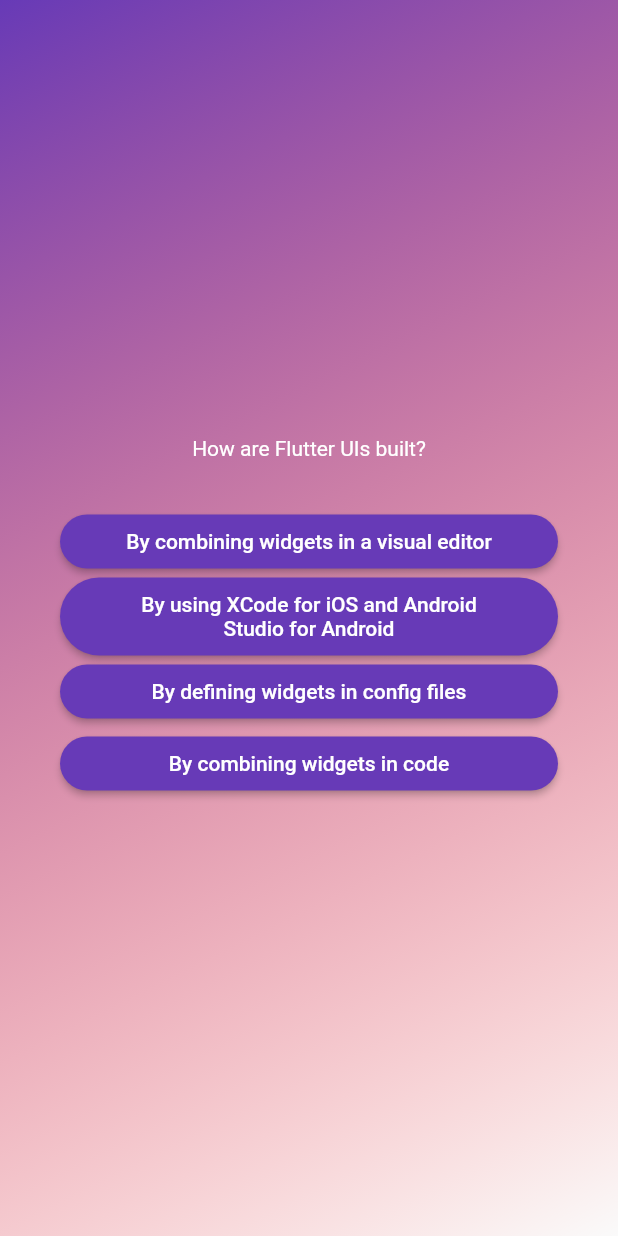
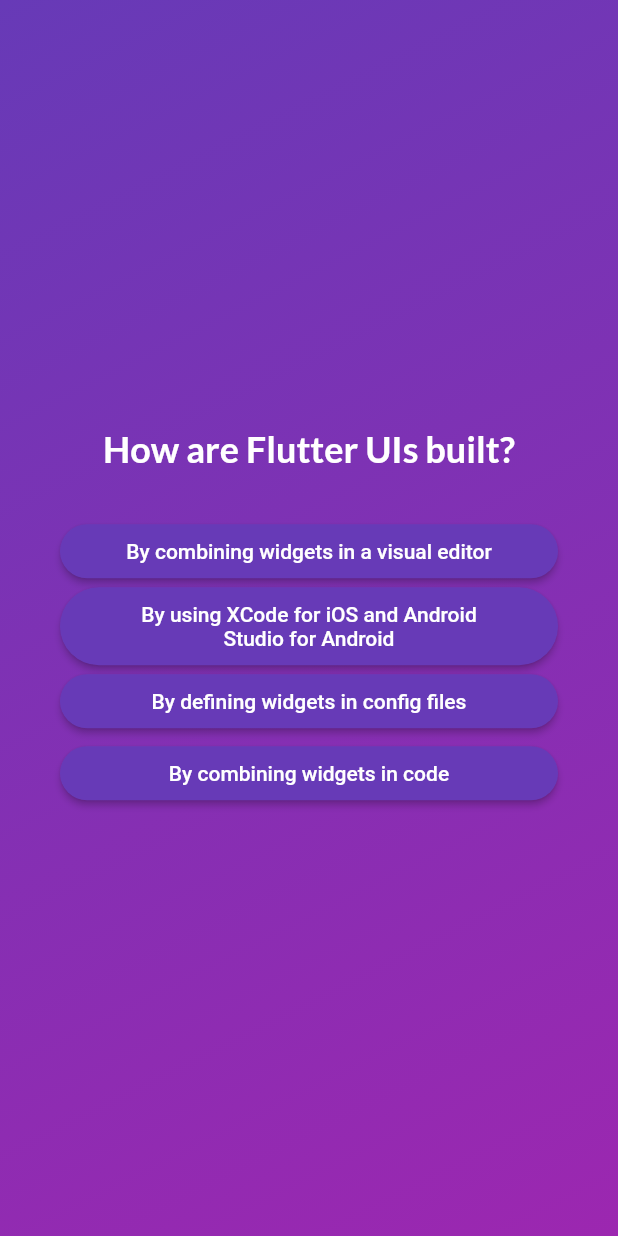
Before and after one commit to Rohtolos/quiz-app, a Flutter app: the screen it shows after launch, after a tap on "Start Quiz", after a tap on "Components", on a phone screen of 412 x 824 dp. Run offline on Flutter 3.47's test engine with Material 2 defaults, Android fonts, the phone set to English and light mode, and no system bars; our stand-ins replace google_fonts.

```diff
--- a/lib/questions_screen.dart
+++ b/lib/questions_screen.dart
@@ -1,9 +1,11 @@
 import 'package:flutter/material.dart';
 import 'package:quizz_app/answer_button.dart';
 import 'package:quizz_app/data/questions.dart';
+import 'package:google_fonts/google_fonts.dart';
 
 class QuestionsScreen extends StatefulWidget {
-  const QuestionsScreen({super.key});
+  const QuestionsScreen({super.key, required this.onSelectAnswer});
+  final void Function(String answer) onSelectAnswer;
 
   @override
   State<QuestionsScreen> createState() => _QuestionScreenState();
@@ -12,7 +14,8 @@ class QuestionsScreen extends StatefulWidget {
 class _QuestionScreenState extends State<QuestionsScreen> {
   int currentQuestionIndex = 0;
 
-  void answerQuestion() {
+  void answerQuestion(String selectedAnswer) {
+    widget.onSelectAnswer(selectedAnswer);
     setState(() {
       currentQuestionIndex++;
     });
@@ -32,9 +35,10 @@ class _QuestionScreenState extends State<QuestionsScreen> {
           children: [
             Text(
               currentQuestion.text,
-              style: const TextStyle(
-                color: Colors.white,
-              ),
+              style: GoogleFonts.lato(
+                  color: Colors.white,
+                  fontSize: 24,
+                  fontWeight: FontWeight.bold),
               textAlign: TextAlign.center,
             ),
             const SizedBox(
@@ -42,7 +46,11 @@ class _QuestionScreenState extends State<QuestionsScreen> {
             ),
             ...currentQuestion.getShuffledAnswers().map(
               (answer) {
-                return AnswerButton(answerText: answer, onTap: answerQuestion);
+                return AnswerButton(
+                    answerText: answer,
+                    onTap: () {
+                      answerQuestion(answer);
+                    });
               },
             ),
           ],
--- a/lib/quiz.dart
+++ b/lib/quiz.dart
@@ -1,6 +1,8 @@
 import 'package:flutter/material.dart';
 import 'package:quizz_app/questions_screen.dart';
+import 'package:quizz_app/result_screen.dart';
 import 'package:quizz_app/starting_screen.dart';
+import 'package:quizz_app/data/questions.dart';
 
 class Quiz extends StatefulWidget {
   const Quiz({super.key});
@@ -11,7 +13,7 @@ class Quiz extends StatefulWidget {
 
 class _QuizState extends State<Quiz> {
   String activeScreen = 'starting-screen';
-  Widget? screenWidget;
+  List<String> selectedAnswers = [];
 
   void switchScreen() {
     setState(() {
@@ -19,22 +21,45 @@ class _QuizState extends State<Quiz> {
     });
   }
 
+  void chooseAnswer(String answer) {
+    selectedAnswers.add(answer);
+
+    if (selectedAnswers.length == questions.length) {
+      setState(() {
+        activeScreen = 'result-screen';
+      });
+    }
+  }
+
   @override
   Widget build(BuildContext context) {
+    Widget? screenWidget;
+    void restartQuiz() {
+      setState(() {
+        selectedAnswers = [];
+        activeScreen = 'starting-screen';
+      });
+    }
+
     if (activeScreen == 'starting-screen') {
       screenWidget = StartingScreen(startQuiz: switchScreen);
     } else if (activeScreen == 'questions-screen') {
-      screenWidget = const QuestionsScreen();
+      screenWidget = QuestionsScreen(onSelectAnswer: chooseAnswer);
+    } else if (activeScreen == 'result-screen') {
+      screenWidget = ResultScreen(
+        restartQuiz: restartQuiz,
+        chosenAnswers: selectedAnswers,
+      );
     }
 
     return MaterialApp(
       home: Scaffold(
           body: Container(
               decoration: const BoxDecoration(
-                  gradient: LinearGradient(colors: [
-                Colors.deepPurple,
-                Color.fromRGBO(255, 0, 0, 0)
-              ], begin: Alignment.topLeft, end: Alignment.bottomRight)),
+                  gradient: LinearGradient(
+                      colors: [Colors.deepPurple, Colors.purple],
+                      begin: Alignment.topLeft,
+                      end: Alignment.bottomRight)),
               child: screenWidget)),
     );
   }
--- a/lib/starting_screen.dart
+++ b/lib/starting_screen.dart
@@ -1,4 +1,5 @@
 import 'package:flutter/material.dart';
+import 'package:google_fonts/google_fonts.dart';
 
 class StartingScreen extends StatelessWidget {
   const StartingScreen({required this.startQuiz, super.key});
@@ -16,8 +17,11 @@ class StartingScreen extends StatelessWidget {
         const SizedBox(
           height: 20,
         ),
-      const Text('Learn Flutter the fun way',
-          style: TextStyle(color: Colors.white, fontSize: 20)),
+        Text('Learn Flutter the fun way',
+            style: GoogleFonts.lato(
+                color: Colors.white,
+                fontSize: 24,
+                fontWeight: FontWeight.bold)),
         const SizedBox(
           height: 20,
         ),
@@ -27,6 +31,7 @@ class StartingScreen extends StatelessWidget {
           label: const Text('Start Quiz'),
           icon: const Icon(Icons.quiz),
         ),
-    ]));
+      ]),
+    );
   }
 }
```
Also changed, not shown: lib/question_identifier.dart (added, +23 -0 lines), lib/questions_summary.dart (added, +48 -0 lines), lib/result_screen.dart (added, +66 -0 lines). Lines whose indentation alone changed are shown as unchanged.
